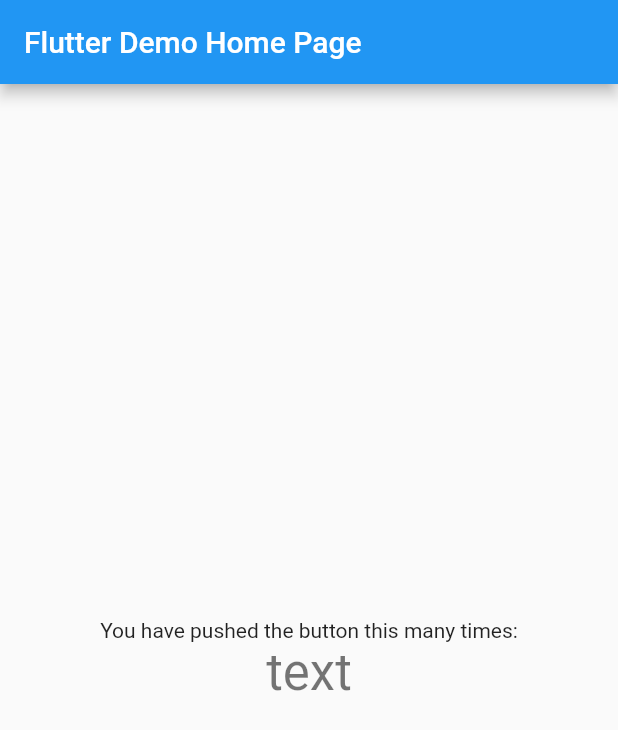
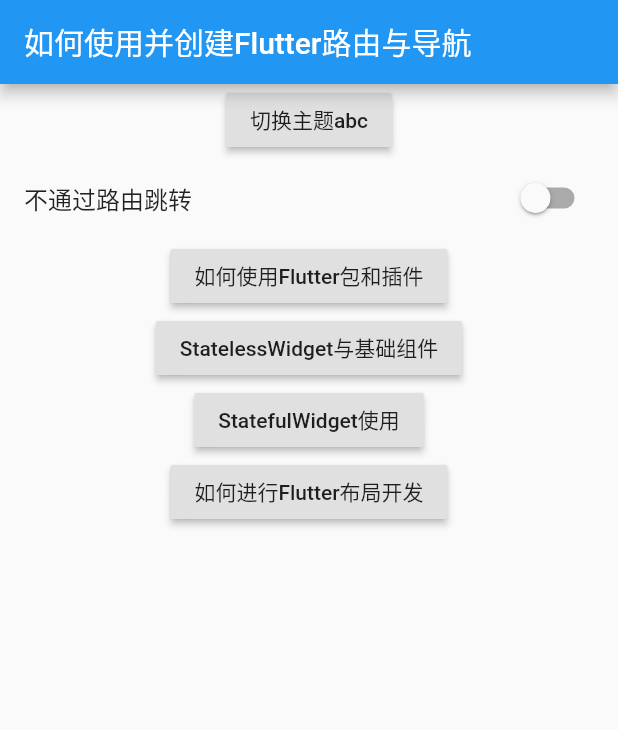
Before and after one commit to cl9211/FlutterCode, a Flutter app: the screen it shows after launch, on a phone screen of 412 x 824 dp. Shown: the top 730 px of the screen. Run offline on Flutter 3.47's test engine with Material 2 defaults, Android fonts, the phone set to English and light mode, and no system bars; missing offline and left inert: flutter_color_plugin.

Commit message:
2019/9/3

```diff
--- a/flutter_app/lib/main.dart
+++ b/flutter_app/lib/main.dart
@@ -1,50 +1,105 @@
 import 'package:flutter/material.dart';
+import 'package:flutter_app/flutter_layout_page.dart';
+import 'package:flutter_app/plugin_use.dart';
+import 'package:flutter_app/stateful_group_page.dart';
 
-void main() => runApp(MyApp());
+import 'less_group_page.dart';
 
-class MyApp extends StatelessWidget {
+void main() => runApp(DynamicTheme());
+
+class DynamicTheme extends StatefulWidget {
+  DynamicTheme({Key key, this.title}) : super(key: key);
+
+  final String title;
+
+  @override
+  _DynamicThemeState createState() => _DynamicThemeState();
+}
+
+class _DynamicThemeState extends State<DynamicTheme> {
+  Brightness _brightness = Brightness.light;
+
   @override
   Widget build(BuildContext context) {
     return MaterialApp(
-      title: 'Flutter Demo',
-      theme: ThemeData(
-        primarySwatch: Colors.blue,
+      title: "Flutter App",
+      theme: ThemeData(brightness: _brightness, primarySwatch: Colors.blue),
+      home: Scaffold(
+        appBar: AppBar(
+          title: Text("如何使用并创建Flutter路由与导航"),
+        ),
+        body: Column(
+          children: <Widget>[
+            RaisedButton(
+              onPressed: () {
+                setState(() {
+                  if (_brightness == Brightness.light) {
+                    _brightness = Brightness.dark;
+                  } else {
+                    _brightness = Brightness.light;
+                  }
+                });
+              },
+              child: Text("切换主题abc"),
+            ),
+            RouteNavigator()
+          ],
+        ),
       ),
-      home: MyHomePage(title: 'Flutter Demo Home Page'),
+      routes: <String, WidgetBuilder>{
+        "plugin": (BuildContext context) => PluginUse(),
+        "stateless": (BuildContext context) => LessGroupPage(),
+        "stateful": (BuildContext context) => StatefulGroupPage(),
+        "flutter_layout": (BuildContext context) => FlutterLayoutPage()
+      },
     );
   }
 }
 
-class MyHomePage extends StatefulWidget {
-  MyHomePage({Key key, this.title}) : super(key: key);
+class RouteNavigator extends StatefulWidget {
+  @override
+  _RouteNavigatorState createState() => _RouteNavigatorState();
+}
 
-  final String title;
+class _RouteNavigatorState extends State<RouteNavigator> {
+  bool byName = false;
 
   @override
-  _MyHomePageState createState() => _MyHomePageState();
-}
+  Widget build(BuildContext context) {
+    return Container(
+      child: Column(
+        children: <Widget>[
+          SwitchListTile(
+            title: Text("${byName ? "" : "不"}通过路由跳转"),
+            value: byName,
+            onChanged: (value) {
+              setState(() {
+                byName = value;
+              });
+            },
+          ),
+          _item("如何使用Flutter包和插件", PluginUse(), "plugin"),
+          _item("StatelessWidget与基础组件", LessGroupPage(), "stateless"),
+          _item("StatefulWidget使用", StatefulGroupPage(), "stateful"),
+          _item("如何进行Flutter布局开发", FlutterLayoutPage(), "flutter_layout"),
+        ],
+      ),
+    );
+  }
 
-class _MyHomePageState extends State<MyHomePage> {
-  @override
-  Widget build(BuildContext context) {
-    return Scaffold(
-      appBar: AppBar(
-        title: Text(widget.title),
+  _item(String title, page, String routeName) {
+    return Container(
+      child: RaisedButton(
+        onPressed: () {
+          if (byName) {
+            Navigator.pushNamed(context, routeName);
+          } else {
+            Navigator.push(
+                context, MaterialPageRoute(builder: (context) => page));
+          }
+        },
+        child: Text(title),
       ),
-      body: Center(
-        child: Column(
-          mainAxisAlignment: MainAxisAlignment.center,
-          children: <Widget>[
-            Text(
-              'You have pushed the button this many times:',
-            ),
-            Text(
-              "text",
-              style: Theme.of(context).textTheme.display1,
-            ),
-          ],
-        ),
-      ), // This trailing comma makes auto-formatting nicer for build methods.
     );
   }
 }
--- a/flutter_app/pubspec.yaml
+++ b/flutter_app/pubspec.yaml
@@ -19,6 +19,7 @@ environment:
 dependencies:
   flutter:
     sdk: flutter
+  flutter_color_plugin: ^0.0.2
 
   # The following adds the Cupertino Icons font to your application.
   # Use with the CupertinoIcons class for iOS style icons.
```
Also changed, not shown: flutter_app/lib/flutter_layout_page.dart (added, +150 -0 lines), flutter_app/lib/less_group_page.dart (added, +68 -0 lines), flutter_app/lib/plugin_use.dart (added, +34 -0 lines), flutter_app/lib/stateful_group_page.dart (added, +122 -0 lines), flutter_app/pubspec.lock.
